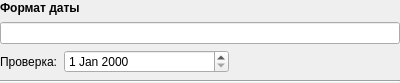
First picture: the form in designer/ned_variable/neddatevariable.ui, repository Artemako/auto-exec-doc, before the edit.
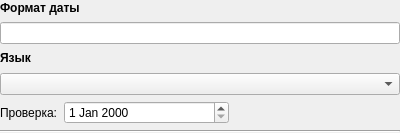
Second picture: the form after the edit.

```diff
--- a/designer/ned_variable/neddatevariable.ui
+++ b/designer/ned_variable/neddatevariable.ui
@@ -7,7 +7,7 @@
     <x>0</x>
     <y>0</y>
     <width>400</width>
-    <height>83</height>
+    <height>133</height>
    </rect>
   </property>
   <property name="windowTitle">
@@ -67,6 +67,16 @@
      </property>
     </widget>
    </item>
+   <item>
+    <widget class="QLabel" name="label_language">
+     <property name="text">
+      <string>&lt;html&gt;&lt;head/&gt;&lt;body&gt;&lt;p&gt;&lt;span style=&quot; font-weight:700;&quot;&gt;Язык &lt;/span&gt;&lt;/p&gt;&lt;/body&gt;&lt;/html&gt;</string>
+     </property>
+    </widget>
+   </item>
+   <item>
+    <widget class="QComboBox" name="combox_language"/>
+   </item>
    <item>
     <layout class="QHBoxLayout" name="hl" stretch="0,1,1">
      <item>
```
